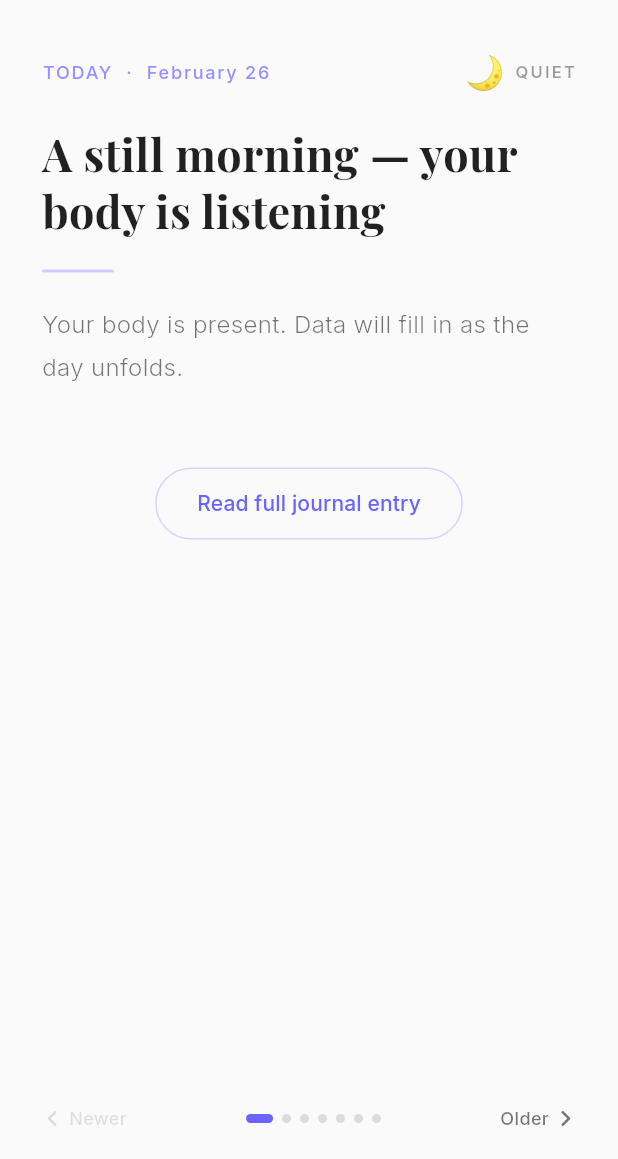
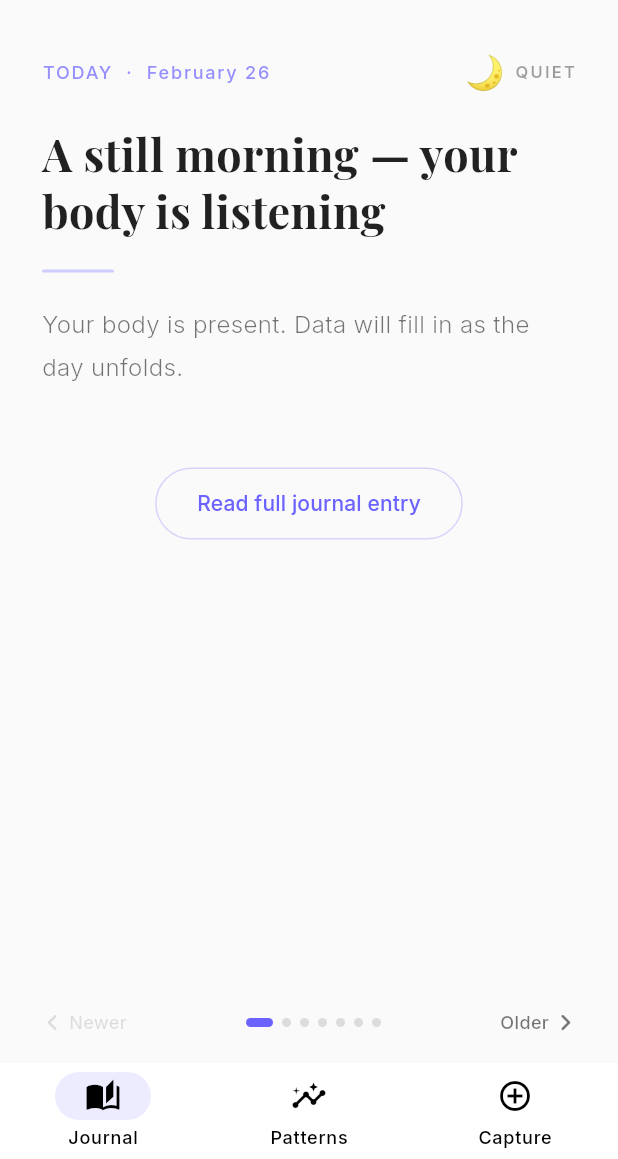
Before and after one commit to the-governor-hq/bodyPress-flutter, a Flutter app: the HomeScreen screen opened by its route, scrolled down 576 dp, after a tap on the "arrow back" icon, on a phone screen of 412 x 824 dp, the part 77-1236 px from its top. Run offline on Flutter 3.47's test engine with Material 3 defaults, Android fonts, the phone set to English and light mode, and no system bars; our stand-ins replace flutter_riverpod, geolocator, go_router, google_fonts, permission_handler, timezone; missing offline and left inert: device_calendar, health.

Commit message:
Refactor app navigation structure and add new screens for Journal, Patterns, and Capture

```diff
--- a/lib/core/router/app_router.dart
+++ b/lib/core/router/app_router.dart
@@ -1,15 +1,18 @@
 import 'package:flutter/material.dart';
 import 'package:go_router/go_router.dart';
 
-import '../../features/body_blog/screens/body_blog_screen.dart';
-import '../../features/environment/screens/environment_screen.dart';
+import '../../features/capture/screens/capture_screen.dart';
 import '../../features/home/screens/home_screen.dart';
+import '../../features/journal/screens/journal_screen.dart';
 import '../../features/onboarding/screens/onboarding_screen.dart';
+import '../../features/patterns/screens/patterns_screen.dart';
+import '../../features/shell/app_shell.dart';
 
 class AppRouter {
   static final GoRouter router = GoRouter(
-    initialLocation: '/onboarding',
+    initialLocation: '/journal',
     routes: [
+      // ── Onboarding (no bottom nav) ──────────────────────────────────
       GoRoute(
         path: '/onboarding',
         name: 'onboarding',
@@ -20,28 +23,55 @@ class AppRouter {
               FadeTransition(opacity: animation, child: child),
         ),
       ),
-      GoRoute(
-        path: '/',
-        name: 'blog',
-        pageBuilder: (context, state) => CustomTransitionPage(
-          key: state.pageKey,
-          child: const BodyBlogScreen(),
-          transitionsBuilder: (context, animation, secondaryAnimation, child) =>
-              FadeTransition(opacity: animation, child: child),
-        ),
+
+      // ── Main shell with bottom navigation (3 tabs) ─────────────────
+      StatefulShellRoute.indexedStack(
+        builder: (context, state, navigationShell) =>
+            AppShell(navigationShell: navigationShell),
+        branches: [
+          // Tab 0 — Journal (default)
+          StatefulShellBranch(
+            routes: [
+              GoRoute(
+                path: '/journal',
+                name: 'journal',
+                pageBuilder: (context, state) =>
+                    const NoTransitionPage(child: JournalScreen()),
+              ),
+            ],
+          ),
+          // Tab 1 — Patterns
+          StatefulShellBranch(
+            routes: [
+              GoRoute(
+                path: '/patterns',
+                name: 'patterns',
+                pageBuilder: (context, state) =>
+                    const NoTransitionPage(child: PatternsScreen()),
+              ),
+            ],
+          ),
+          // Tab 2 — Capture
+          StatefulShellBranch(
+            routes: [
+              GoRoute(
+                path: '/capture',
+                name: 'capture',
+                pageBuilder: (context, state) =>
+                    const NoTransitionPage(child: CaptureScreen()),
+              ),
+            ],
+          ),
+        ],
       ),
+
+      // ── Standalone routes (no bottom nav) ───────────────────────────
       GoRoute(
         path: '/debug',
         name: 'debug',
         pageBuilder: (context, state) =>
             MaterialPage(key: state.pageKey, child: const HomeScreen()),
       ),
-      GoRoute(
-        path: '/environment',
-        name: 'environment',
-        pageBuilder: (context, state) =>
-            MaterialPage(key: state.pageKey, child: const EnvironmentScreen()),
-      ),
     ],
   );
 }
--- /dev/null
+++ b/lib/features/capture/screens/capture_screen.dart
@@ -0,0 +1,43 @@
+import 'package:flutter/material.dart';
+import 'package:google_fonts/google_fonts.dart';
+
+/// Capture tab — quick-entry for data points.
+class CaptureScreen extends StatelessWidget {
+  const CaptureScreen({super.key});
+
+  @override
+  Widget build(BuildContext context) {
+    final theme = Theme.of(context);
+    return Scaffold(
+      body: Center(
+        child: Column(
+          mainAxisSize: MainAxisSize.min,
+          children: [
+            Icon(
+              Icons.add_circle_outline_rounded,
+              size: 64,
+              color: theme.colorScheme.primary.withValues(alpha: 0.4),
+            ),
+            const SizedBox(height: 16),
+            Text(
+              'Capture',
+              style: GoogleFonts.inter(
+                fontSize: 24,
+                fontWeight: FontWeight.w600,
+                color: theme.colorScheme.onSurface,
+              ),
+            ),
+            const SizedBox(height: 8),
+            Text(
+              'Quick-log a data point.',
+              style: GoogleFonts.inter(
+                fontSize: 14,
+                color: theme.colorScheme.onSurface.withValues(alpha: 0.5),
+              ),
+            ),
+          ],
+        ),
+      ),
+    );
+  }
+}
--- a/lib/features/home/screens/home_screen.dart
+++ b/lib/features/home/screens/home_screen.dart
@@ -202,7 +202,7 @@ class _HomeScreenState extends State<HomeScreen> {
         title: const Text('Debug Panel'),
         leading: IconButton(
           icon: const Icon(Icons.arrow_back),
-          onPressed: () => context.go('/'),
+          onPressed: () => context.go('/journal'),
         ),
         actions: [
           IconButton(icon: const Icon(Icons.refresh), onPressed: _loadData),
--- /dev/null
+++ b/lib/features/journal/screens/journal_screen.dart
@@ -0,0 +1,11 @@
+import 'package:flutter/material.dart';
+
+import '../../body_blog/screens/body_blog_screen.dart';
+
+/// Journal tab — wraps the existing BodyBlog experience.
+class JournalScreen extends StatelessWidget {
+  const JournalScreen({super.key});
+
+  @override
+  Widget build(BuildContext context) => const BodyBlogScreen();
+}
--- a/lib/features/onboarding/screens/onboarding_screen.dart
+++ b/lib/features/onboarding/screens/onboarding_screen.dart
@@ -61,7 +61,7 @@ class _OnboardingScreenState extends State<OnboardingScreen>
     }
   }
 
-  void _finish() => context.go('/');
+  void _finish() => context.go('/journal');
 
   // ── permission helpers ────────────────────────────────────────
 
--- /dev/null
+++ b/lib/features/patterns/screens/patterns_screen.dart
@@ -0,0 +1,43 @@
+import 'package:flutter/material.dart';
+import 'package:google_fonts/google_fonts.dart';
+
+/// Patterns tab — will surface trends & correlations.
+class PatternsScreen extends StatelessWidget {
+  const PatternsScreen({super.key});
+
+  @override
+  Widget build(BuildContext context) {
+    final theme = Theme.of(context);
+    return Scaffold(
+      body: Center(
+        child: Column(
+          mainAxisSize: MainAxisSize.min,
+          children: [
+            Icon(
+              Icons.insights_rounded,
+              size: 64,
+              color: theme.colorScheme.primary.withValues(alpha: 0.4),
+            ),
+            const SizedBox(height: 16),
+            Text(
+              'Patterns',
+              style: GoogleFonts.inter(
+                fontSize: 24,
+                fontWeight: FontWeight.w600,
+                color: theme.colorScheme.onSurface,
+              ),
+            ),
+            const SizedBox(height: 8),
+            Text(
+              'Trends & correlations will appear here.',
+              style: GoogleFonts.inter(
+                fontSize: 14,
+                color: theme.colorScheme.onSurface.withValues(alpha: 0.5),
+              ),
+            ),
+          ],
+        ),
+      ),
+    );
+  }
+}
--- a/lib/features/permissions/screens/permissions_screen.dart
+++ b/lib/features/permissions/screens/permissions_screen.dart
@@ -1,7 +1,8 @@
 import 'package:flutter/material.dart';
 import 'package:go_router/go_router.dart';
+
+import '../../../core/services/health_service.dart';
 import '../../../core/services/permission_service.dart';
-import '../../../core/services/health_service.dart';
 
 class PermissionsScreen extends StatefulWidget {
   const PermissionsScreen({super.key});
@@ -60,7 +61,7 @@ class _PermissionsScreenState extends State<PermissionsScreen> {
 
       // Navigate to home screen
       if (mounted) {
-        context.go('/');
+        context.go('/journal');
       }
     } catch (e) {
       print('Error requesting permissions: $e');
@@ -89,22 +90,22 @@ class _PermissionsScreenState extends State<PermissionsScreen> {
               Text(
                 'Welcome to',
                 style: Theme.of(context).textTheme.headlineSmall?.copyWith(
-                      fontWeight: FontWeight.w300,
-                    ),
+                  fontWeight: FontWeight.w300,
+                ),
               ),
               Text(
                 'BodyPress',
                 style: Theme.of(context).textTheme.displayLarge?.copyWith(
-                      fontWeight: FontWeight.bold,
-                      color: Theme.of(context).colorScheme.primary,
-                    ),
+                  fontWeight: FontWeight.bold,
+                  color: Theme.of(context).colorScheme.primary,
+                ),
               ),
               const SizedBox(height: 16),
               Text(
                 'We need a few permissions to provide you with the best experience',
-                style: Theme.of(context).textTheme.bodyLarge?.copyWith(
-                      color: Colors.grey,
-                    ),
+                style: Theme.of(
+                  context,
+                ).textTheme.bodyLarge?.copyWith(color: Colors.grey),
               ),
               const SizedBox(height: 48),
               Expanded(
@@ -138,9 +139,7 @@ class _PermissionsScreenState extends State<PermissionsScreen> {
                           ),
                           subtitle: Text(
                             permission.description,
-                            style: TextStyle(
-                              color: Colors.grey[600],
-                            ),
+                            style: TextStyle(color: Colors.grey[600]),
                           ),
                         ),
                       ),
@@ -158,7 +157,9 @@ class _PermissionsScreenState extends State<PermissionsScreen> {
                           width: 20,
                           child: CircularProgressIndicator(
                             strokeWidth: 2,
-                            valueColor: AlwaysStoppedAnimation<Color>(Colors.white),
+                            valueColor: AlwaysStoppedAnimation<Color>(
+                              Colors.white,
+                            ),
                           ),
                         )
                       : const Text('Grant Permissions'),
--- /dev/null
+++ b/lib/features/shell/app_shell.dart
@@ -0,0 +1,47 @@
+import 'package:flutter/material.dart';
+import 'package:go_router/go_router.dart';
+
+/// Root scaffold that hosts the 3-tab bottom navigation.
+class AppShell extends StatelessWidget {
+  const AppShell({required this.navigationShell, super.key});
+
+  final StatefulNavigationShell navigationShell;
+
+  @override
+  Widget build(BuildContext context) {
+    final theme = Theme.of(context);
+    final isDark = theme.brightness == Brightness.dark;
+
+    return Scaffold(
+      body: navigationShell,
+      bottomNavigationBar: NavigationBar(
+        selectedIndex: navigationShell.currentIndex,
+        onDestinationSelected: (index) => navigationShell.goBranch(
+          index,
+          initialLocation: index == navigationShell.currentIndex,
+        ),
+        backgroundColor: isDark ? theme.colorScheme.surface : Colors.white,
+        indicatorColor: theme.colorScheme.primary.withValues(alpha: 0.12),
+        height: 64,
+        labelBehavior: NavigationDestinationLabelBehavior.alwaysShow,
+        destinations: const [
+          NavigationDestination(
+            icon: Icon(Icons.auto_stories_outlined),
+            selectedIcon: Icon(Icons.auto_stories),
+            label: 'Journal',
+          ),
+          NavigationDestination(
+            icon: Icon(Icons.insights_outlined),
+            selectedIcon: Icon(Icons.insights),
+            label: 'Patterns',
+          ),
+          NavigationDestination(
+            icon: Icon(Icons.add_circle_outline),
+            selectedIcon: Icon(Icons.add_circle),
+            label: 'Capture',
+          ),
+        ],
+      ),
+    );
+  }
+}
```
